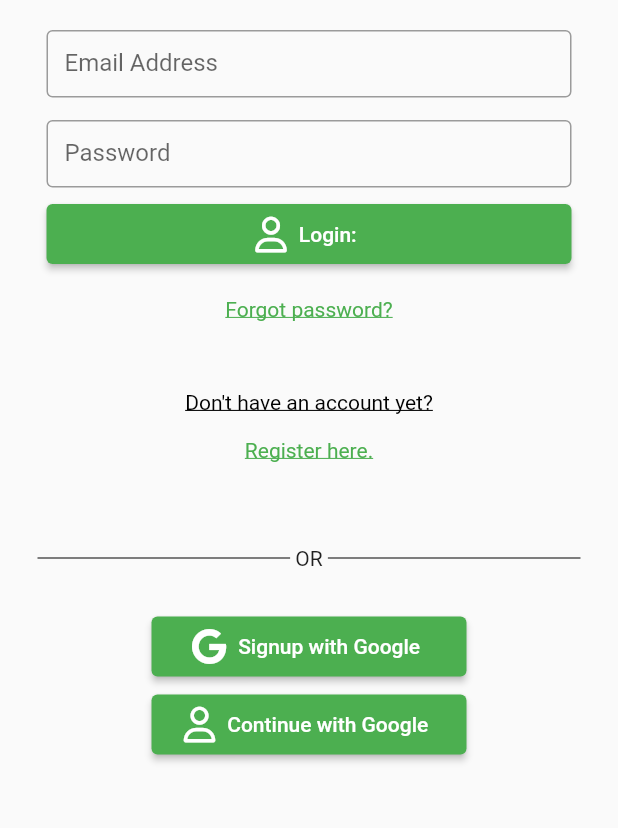
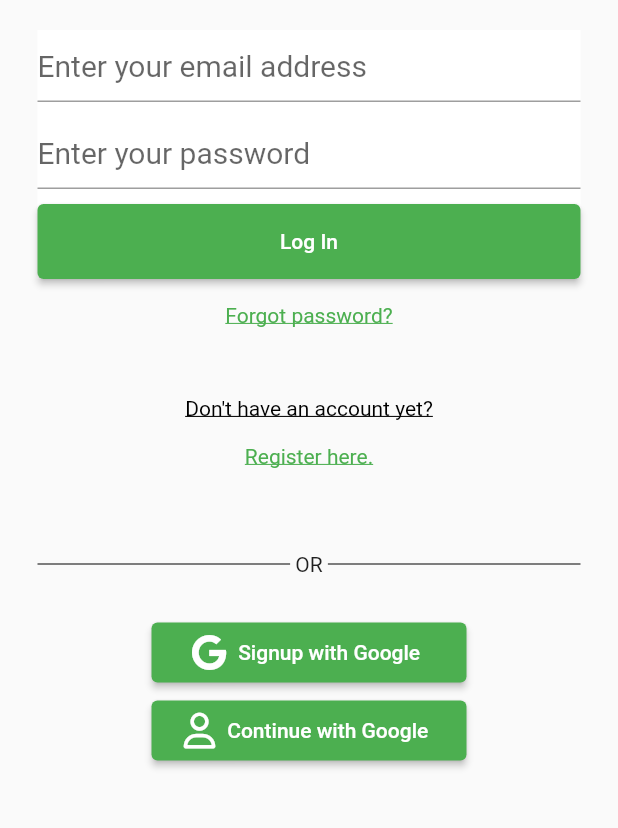
Before and after one commit to prajinaa/epharmacy, a Flutter app: the screen it shows after launch, on a phone screen of 412 x 824 dp, the part 330-1158 px from its top. Run offline on Flutter 3.47's test engine with Material 2 defaults, Android fonts, the phone set to English and light mode, and no system bars; our stand-ins replace font_awesome_flutter, splashscreen; missing offline and left inert: cloudinary_public.

Commit message:
Update LandingPage.dart

```diff
--- a/lib/Signups/Ins/LandingPage.dart
+++ b/lib/Signups/Ins/LandingPage.dart
@@ -1,53 +1,58 @@
-import 'package:epharmacy/Signups/Ins/ForgotPassword.dart';
-import 'package:epharmacy/Signups/Ins/RegisterPage.dart';
+import 'package:epharmacy/features/Signups/Ins/ForgotPassword.dart';
+import 'package:epharmacy/features/Signups/Ins/RegisterPage.dart';
+import 'package:epharmacy/common/widgets/custom_button.dart';
+import 'package:epharmacy/common/widgets/custom_textfield.dart';
+import 'package:epharmacy/constant/global_variables.dart';
+import 'package:epharmacy/features/services/auth_services.dart';
 import 'package:flutter/material.dart';
 import 'package:font_awesome_flutter/font_awesome_flutter.dart';
 
-
-
-
-
 class LandingPage extends StatefulWidget {
-  const LandingPage({ Key? key }) : super(key: key);
+  const LandingPage({Key? key}) : super(key: key);
 
   @override
   _LandingPageState createState() => _LandingPageState();
 }
 
 class _LandingPageState extends State<LandingPage> {
-  final _signinFormKey = GlobalKey<FormState>();
-
+  final _loginFormKey = GlobalKey<FormState>();
+  final AuthService authService = AuthService();
   final TextEditingController _emailController = TextEditingController();
 
   final TextEditingController _passwordController = TextEditingController();
   // final TextEditingController _emailController = TextEditingController();
 
   @override
-  void dispose()
-  {
+  void dispose() {
     super.dispose();
     _emailController.dispose();
     _passwordController.dispose();
   }
+
+   void loginUser() {
+    authService.loginUser(
+      context: context,
+      email: _emailController.text,
+      password: _passwordController.text,
+    );
+  }
+
+  @override
+
   Widget build(BuildContext context) {
     return SafeArea(
-
       child: Scaffold(
         resizeToAvoidBottomInset: false,
         body: Padding(
           padding: const EdgeInsets.fromLTRB(25.0, 70.0, 25.0, 25.0),
-          child: Form(
-            key: _signinFormKey,
             child: Column(
-
-
               children: [
                 Container(
                   height: 150,
                   width: 150,
                   decoration: BoxDecoration(
                     image: DecorationImage(
-                      image: AssetImage( 'assets/Logo.png'),
+                      image: AssetImage('assets/Logo.png'),
                       fit: BoxFit.fill,
                     ),
                     color: Colors.green.shade500,
@@ -56,100 +61,79 @@ class _LandingPageState extends State<LandingPage> {
                     ),
                   ),
                 ),
+                const SizedBox(
+                  height: 20,
+                ),
+         Container(
+                  padding: const EdgeInsets.all(0.0),
+                  color: GlobalVariables.backgroundColor,
+                  child: Form(
+                    key: _loginFormKey,
+                    child: Column(
+                      children: [
+                        CustomTextField(
+                          controller: _emailController,
+                          hintText: 'Enter your email address',
+                          labelText: 'Email',
+                         ),
+                        const SizedBox(height: 10),
+                        CustomTextField(
+                          controller: _passwordController,
+                          hintText: 'Enter your password',
+                          labelText: 'Password',
+                        ),
+                        const SizedBox(height: 10),
 
+                        CustomButton(
+                          text: 'Log In',
+                          onTap: () {
 
-               const SizedBox(
-                height: 20
-            ,
-              ),
-              Padding(
-                padding: const EdgeInsets.all(0.0),
-                child: SizedBox(
-                  width: 350,
-                  height: 45,
-                  child:
-
-                  TextField(
-                      obscureText: false,
-                      decoration: InputDecoration(
-                        border: OutlineInputBorder(),
-                        labelText: 'Email Address',
-                        hintText: 'Enter your email address',
-                      ),
-                    ), ),),
-              const SizedBox(
-                height: 15
-            ,
-              ),
-                   Padding(
-                padding: const EdgeInsets.all(0.0),
-                child: SizedBox(
-                  width: 350,
-                  height: 45,
-                  child:
-                  TextField(
-                      obscureText: true,
-                      decoration: InputDecoration(
-                        border: OutlineInputBorder(),
-                        labelText: 'Password',
-                        hintText: 'Enter your password',
-                      ),
-                    ), ),),
-              const SizedBox(
-                height: 5
-            ,
-              ),
-              Padding(
-                padding: const EdgeInsets.all(6.0),
-                child: SizedBox(
-                  width: 350,
-                  height: 40,
-                  child: ElevatedButton.icon(
-                      icon: FaIcon(
-                        FontAwesomeIcons.user,
-                        color: Colors.white,
-                      ),
-                      style: ElevatedButton.styleFrom(
-                          primary: Colors.green.shade500,
-                          onPrimary: Colors.white,
-                          minimumSize: Size(double.infinity, 50)),
-                      onPressed: () {
-
+                            if (_loginFormKey.currentState!.validate()) {
+                              loginUser();
+                            }
                           },
-                      label: const Text("Login:")),
+                        )
+                      ],
                     ),
                   ),
-
-
-
+                ),
                 TextButton(
                   style: TextButton.styleFrom(
-                textStyle: const TextStyle(fontSize:14,color: Color.fromRGBO(100, 181, 246, 1),decoration: TextDecoration.underline,),
+                    textStyle: const TextStyle(
+                      fontSize: 14,
+                      color: Color.fromRGBO(100, 181, 246, 1),
+                      decoration: TextDecoration.underline,
+                    ),
                   ),
                   onPressed: () {
                     Navigator.push(
                       context,
                       MaterialPageRoute(builder: (context) => ForgotPassword()),
                     );
-
                   },
                   child: const Text('Forgot password?'),
                 ),
                 SizedBox(
-                height: 30
-            ,
+                  height: 30,
                 ),
-
                 Padding(
                   padding: const EdgeInsets.all(0.0),
                   child: const Text('Don\'t have an account yet?',
-                    style: TextStyle(color: Colors.black,fontSize: 14.0,decoration: TextDecoration.underline,)),
+                      style: TextStyle(
+                        color: Colors.black,
+                        fontSize: 14.0,
+                        decoration: TextDecoration.underline,
+                      )),
                 ),
                 Padding(
                   padding: const EdgeInsets.all(0.0),
                   child: TextButton(
                     style: TextButton.styleFrom(
-                  textStyle: const TextStyle(fontSize:14,color: Color.fromRGBO(100, 181, 246, 1),decoration: TextDecoration.underline,),
+                      textStyle: const TextStyle(
+                        fontSize: 14,
+                        color: Color.fromRGBO(100, 181, 246, 1),
+                        decoration: TextDecoration.underline,
+                      ),
                     ),
                     onPressed: () {
                       Navigator.push(
@@ -161,29 +145,24 @@ class _LandingPageState extends State<LandingPage> {
                   ),
                 ),
                 SizedBox(
-                height: 30
-            ,
+                  height: 30,
                 ),
-
-             Row(
-    children: <Widget>[
+                Row(children: <Widget>[
                   Expanded(
-            child: Divider(color: Colors.black,height: 36,)
+                      child: Divider(
+                    color: Colors.black,
+                    height: 36,
+                  )),
+                  Text(" OR "),
+                  Expanded(
+                      child: Divider(
+                    color: Colors.black,
+                    height: 36,
+                  )),
+                ]),
+                SizedBox(
+                  height: 15,
                 ),
-
-        Text(" OR "),
-
-        Expanded(
-            child: Divider(color: Colors.black,height: 36,)
-        ),
-    ]
-),
- SizedBox(
-                height: 15
-            ,
-              ),
-
-
                 Padding(
                   padding: const EdgeInsets.all(6.0),
                   child: SizedBox(
@@ -198,9 +177,7 @@ class _LandingPageState extends State<LandingPage> {
                             primary: Colors.green.shade500,
                             onPrimary: Colors.white,
                             minimumSize: Size(double.infinity, 50)),
-                      onPressed: () {
-
-                      },
+                        onPressed: () {},
                         label: const Text("Signup with Google")),
                   ),
                 ),
@@ -218,23 +195,15 @@ class _LandingPageState extends State<LandingPage> {
                             primary: Colors.green.shade500,
                             onPrimary: Colors.white,
                             minimumSize: Size(double.infinity, 50)),
-                      onPressed: () {
-
-                      },
+                        onPressed: () {},
                         label: const Text("Continue with Google")),
                   ),
                 ),
-
-
-
-
-
               ],
             ),
-        ),
+
         ),
       ),
     );
-
   }
 }
```
Lines whose indentation alone changed are shown as unchanged.
